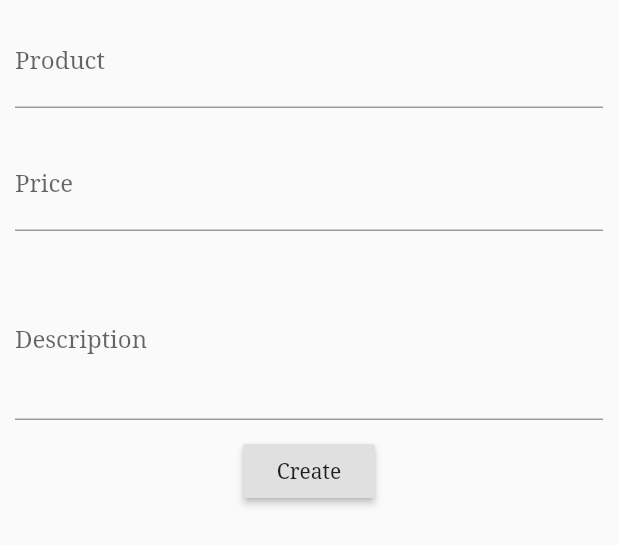
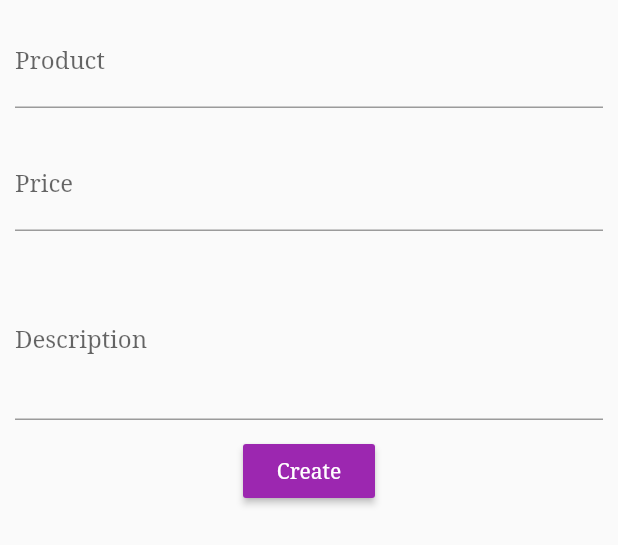
Before and after one commit to anantakrroy/FlutterDevelopment, a Flutter app: the ProductCreate widget shown alone on an empty page, opened directly with empty values, after a tap on "Create", on a phone screen of 412 x 824 dp. Shown: the top 545 px of the screen. Run offline on Flutter 3.47's test engine with Material 2 defaults, Android fonts, the phone set to English and light mode, and no system bars; our stand-ins replace sqflite; accounts and stored records are empty.

Commit message:
Create product refactored

```diff
--- a/easylist/lib/pages/product_create.dart
+++ b/easylist/lib/pages/product_create.dart
@@ -69,6 +69,8 @@ class _ProductCreateState extends State<ProductCreate> {
         ),
         Center(
           child: RaisedButton(
+            color: Theme.of(context).accentColor,
+            textColor: Colors.white,
             child: Text('Create'),
             onPressed: () {
               final Map<String, dynamic> product = {
@@ -78,6 +80,7 @@ class _ProductCreateState extends State<ProductCreate> {
                 'image' : 'assets/buffet.jpg',
               };
               widget.addProduct(product);
+              Navigator.pushReplacementNamed(context,'/');
             },
           ),
         )
--- a/easylist/lib/pages/productdetail.dart
+++ b/easylist/lib/pages/productdetail.dart
@@ -39,7 +39,7 @@ class ProductDetail extends StatelessWidget {
     return WillPopScope(
       onWillPop: () {
         print("Back button pressed");
-        Navigator.pop(context, false);
+        Navigator.pop(context,false);
         return Future.value(false);
       },
       child: Scaffold(
```
Also changed, not shown: easylist/lib/main.dart (line endings or trailing spaces).
